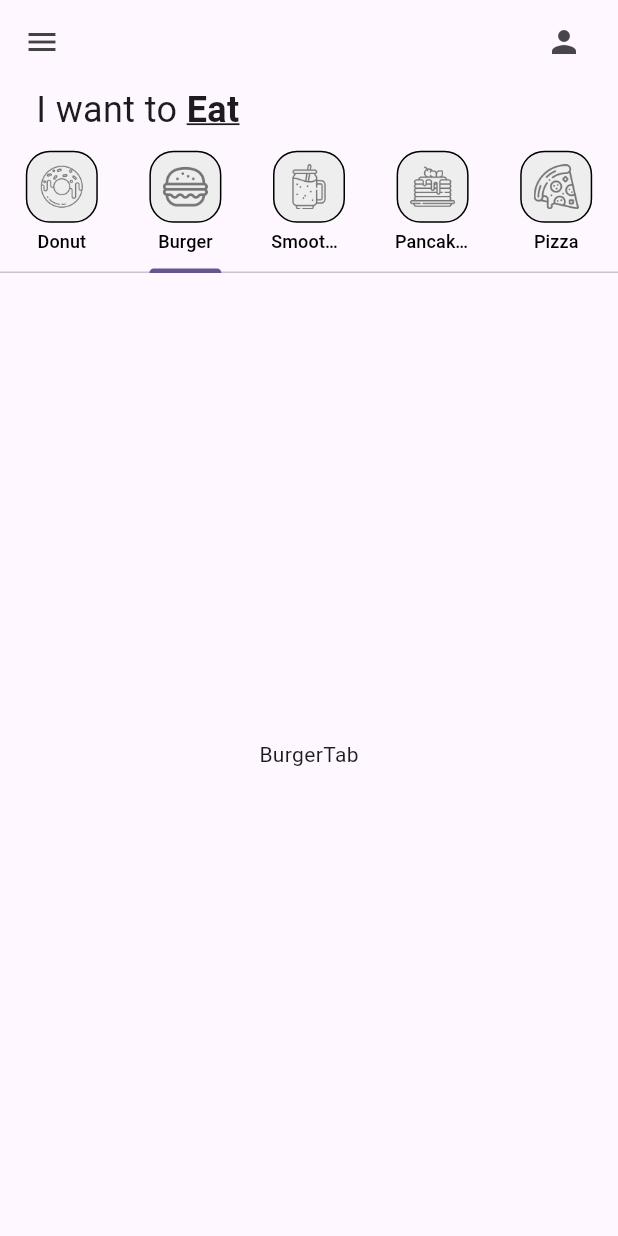
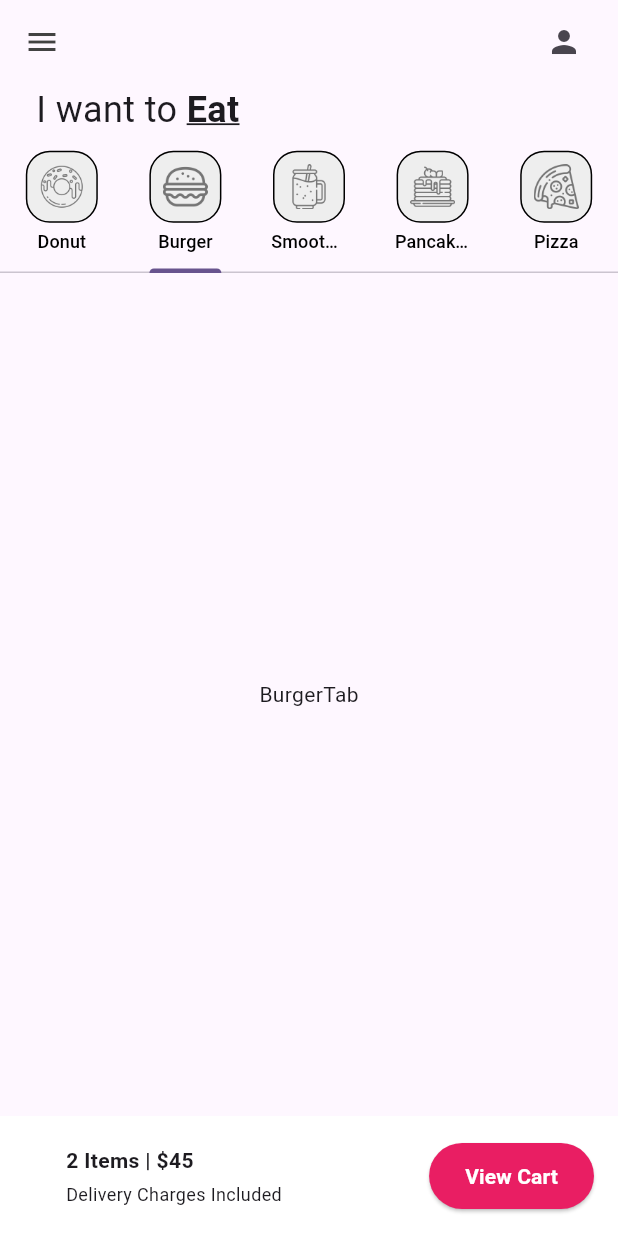
Before and after one commit to 00Alexis00/donut, a Flutter app: the screen it shows after launch, tab 2 chosen, on a phone screen of 412 x 824 dp. Run offline on Flutter 3.47's test engine with Material 3 defaults, Android fonts, the phone set to English and light mode, and no system bars.

Commit message:
shopping cart

```diff
--- a/lib/screens/home_page.dart
+++ b/lib/screens/home_page.dart
@@ -76,10 +76,55 @@ class _HomePageState extends State<HomePage> {
                   smoothieTab(),
                   pancakeTab(),
                   pizzaTab(),
-                ]
+                ],
               ),
             ),
-            //carrito car
+
+            //carrito cart
+            Container(
+              color: Colors.white,
+              padding: const EdgeInsets.all(16),
+              child: Row(
+                mainAxisAlignment: MainAxisAlignment.spaceBetween,
+                children: [
+                  const Padding(
+                    padding: EdgeInsets.only(left: 28),
+                    child: Column(
+                      //se pega a la izquierda
+                      crossAxisAlignment: CrossAxisAlignment.start,
+                      children: [
+                        Text(
+                          '2 Items | \$45',
+                          style: TextStyle(fontWeight: FontWeight.bold),
+                        ),
+                        SizedBox(height: 4),
+                        Text(
+                          'Delivery Charges Included',
+                          style: TextStyle(fontSize: 12),
+                        ),
+                      ],
+                    ),
+                  ),
+                  ElevatedButton(
+                    style: ElevatedButton.styleFrom(
+                      backgroundColor: Colors.pink,
+                      padding: const EdgeInsets.symmetric(
+                        horizontal: 24,
+                        vertical: 12,
+                      ),
+                    ),
+                    onPressed: () {},
+                    child: const Text(
+                      'View Cart',
+                      style: TextStyle(
+                        color: Colors.white,
+                        fontWeight: FontWeight.bold,
+                      ),
+                    ),
+                  ),
+                ],
+              ),
+            ),
           ],
         ),
       ),
--- a/lib/tab/donut_tab.dart
+++ b/lib/tab/donut_tab.dart
@@ -23,7 +23,7 @@ final List donasventa  = [
       gridDelegate: SliverGridDelegateWithFixedCrossAxisCount(
         //numero de columnas
         crossAxisCount: 2,
-        childAspectRatio: 1/1.4,
+        childAspectRatio: 1/1.45, //1.45,
       ),
       itemCount: donasventa.length,
         //relacion de aspecto
```
